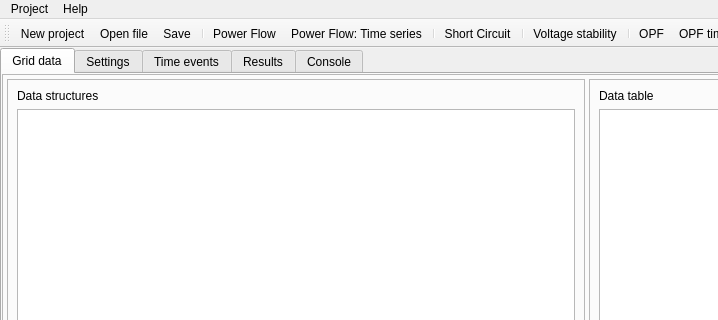
SanPen/GridCal, file UnderDevelopment/GridCal/Gui/Main/MainWindow.ui: the form before one commit; both pictures show x 0 to 718 and y 0 to 320 of the 1173 by 723 pixel window.
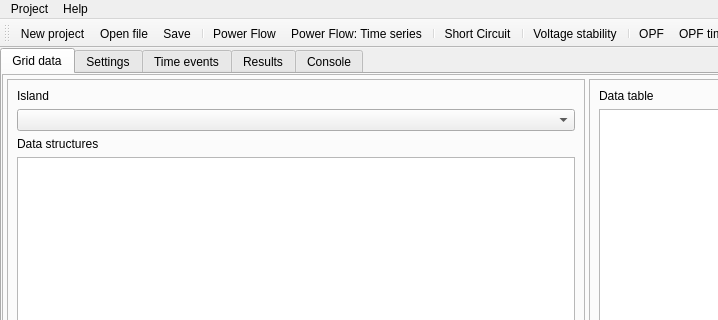
The form after the commit. The open tabs and pages were chosen to show the change. Icons and pictures are not drawn. Custom widgets are drawn as their Qt base class.

Commit message: Updated UI: Now you can select several islands in the simulation data

Diff of the .ui file:
```diff
--- a/UnderDevelopment/GridCal/Gui/Main/MainWindow.ui
+++ b/UnderDevelopment/GridCal/Gui/Main/MainWindow.ui
@@ -491,6 +491,16 @@
                    <enum>QFrame::Raised</enum>
                   </property>
                   <layout class="QVBoxLayout" name="verticalLayout_27">
+                   <item>
+                    <widget class="QLabel" name="label_23">
+                     <property name="text">
+                      <string>Island</string>
+                     </property>
+                    </widget>
+                   </item>
+                   <item>
+                    <widget class="QComboBox" name="simulation_data_island_comboBox"/>
+                   </item>
                    <item>
                     <widget class="QLabel" name="label_30">
                      <property name="text">
```
The commit also changes 3 other files.
